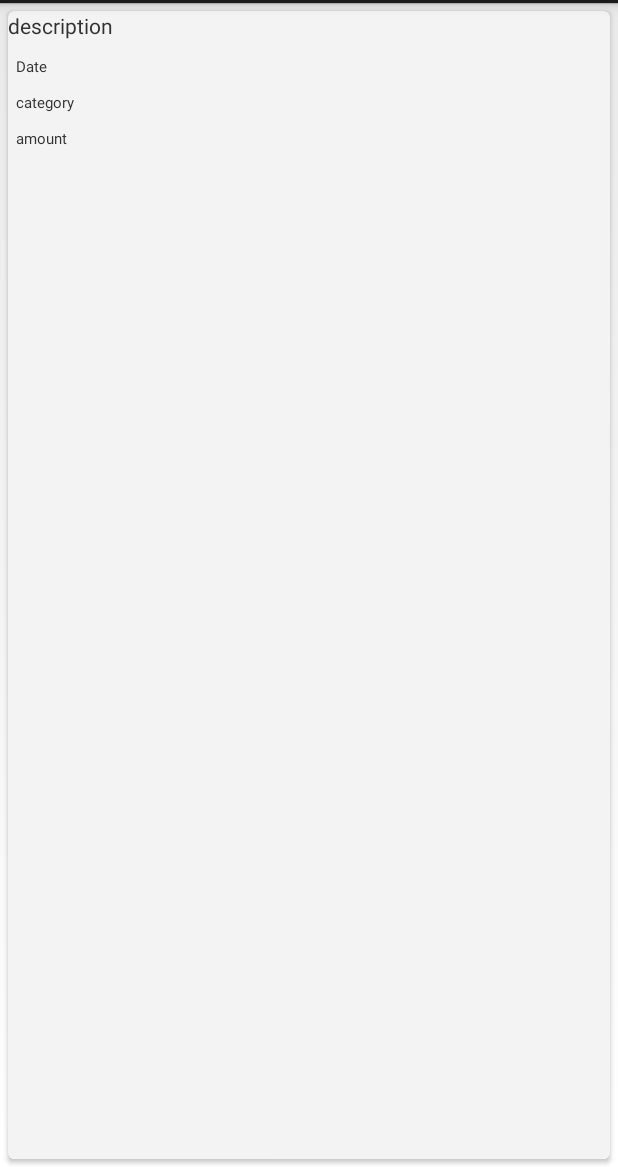
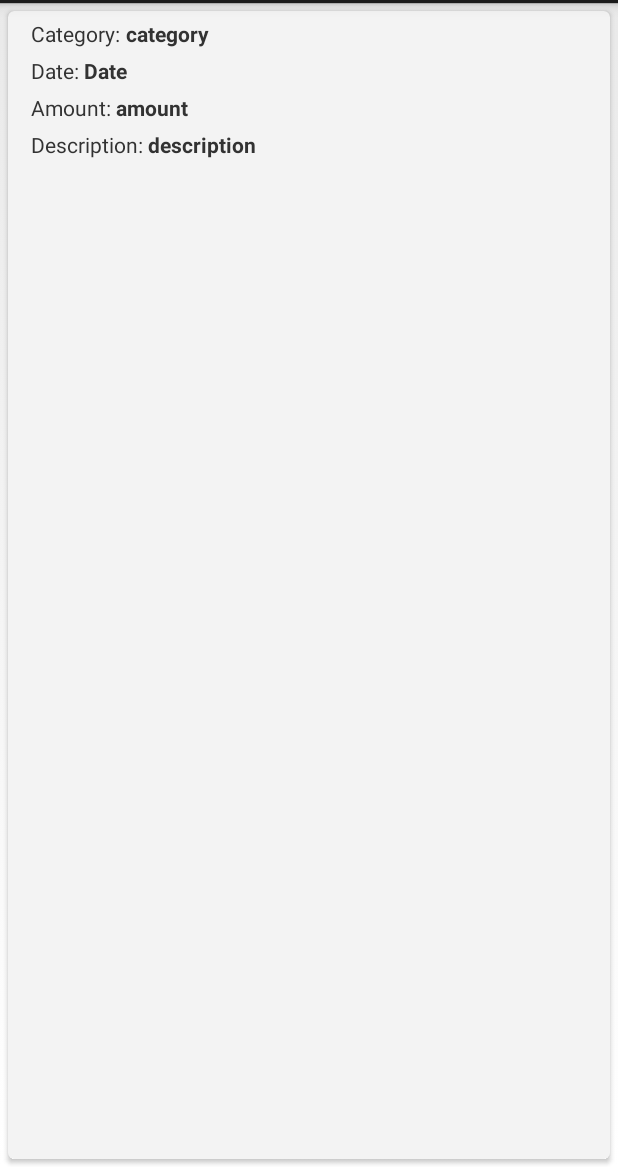
Before and after one commit to ImpulseControl/Tender, an Android app: the layout expense_cardview.xml on its own in the app's theme, with its tools: preview values and no code run, on a phone screen of 412 x 824 dp, the part 69-1236 px from its top. Run offline under Robolectric (Android 15) with nearby library versions, the phone set to English and light mode, and no system bars.

Commit message:
+ added some formatting to expense cards + made expense cards clickable, which will show/hide description, edit, and delete buttons - need to add edit and delete buttons

```diff
--- a/app/src/main/java/impulsecontrol/tender/ExpenseAdapter.java
+++ b/app/src/main/java/impulsecontrol/tender/ExpenseAdapter.java
@@ -1,12 +1,15 @@
 package impulsecontrol.tender;
 
+import android.support.v7.widget.CardView;
 import android.support.v7.widget.RecyclerView;
 import android.util.Log;
 import android.view.LayoutInflater;
 import android.view.View;
 import android.view.ViewGroup;
+import android.widget.LinearLayout;
 import android.widget.TextView;
 
+import java.text.SimpleDateFormat;
 import java.util.List;
 
 /**
@@ -32,9 +35,11 @@ public class ExpenseAdapter extends RecyclerView.Adapter<ExpenseAdapter.ExpenseV
     public void onBindViewHolder(ExpenseViewHolder expenseViewHolder, int i) {
         Expense e = expenseList.get(i);
         expenseViewHolder.vDescription.setText(e.getDescription());
-        expenseViewHolder.vDate.setText(e.getDate().toString());
+        String formattedDate = new SimpleDateFormat("dd-MM-yyyy").format(e.getDate());
+        expenseViewHolder.vDate.setText(formattedDate);
         expenseViewHolder.vCategory.setText(e.getCategory().getName());
         expenseViewHolder.vAmount.setText(e.getAmount().toString());
+        expenseViewHolder.descriptionLayout.setVisibility(LinearLayout.GONE);
     }
 
     @Override
@@ -52,13 +57,19 @@ public class ExpenseAdapter extends RecyclerView.Adapter<ExpenseAdapter.ExpenseV
         protected TextView vDescription;
         protected TextView vCategory;
         protected TextView vAmount;
+        protected CardView card;
+
+        protected LinearLayout descriptionLayout;
 
         public ExpenseViewHolder(View v) {
             super(v);
+            CardView card = (CardView) v.findViewById(R.id.expense_card_view);
             vDescription =  (TextView) v.findViewById(R.id.description);
             vDate = (TextView)  v.findViewById(R.id.date);
             vCategory = (TextView)  v.findViewById(R.id.category_type);
             vAmount = (TextView) v.findViewById(R.id.amount);
+            descriptionLayout = (LinearLayout) v.findViewById(R.id.description_layout);
         }
+
     }
 }
--- a/app/src/main/java/impulsecontrol/tender/MainActivity.java
+++ b/app/src/main/java/impulsecontrol/tender/MainActivity.java
@@ -13,6 +13,7 @@ import android.view.MenuItem;
 import android.view.View;
 import android.widget.AdapterView;
 import android.widget.ArrayAdapter;
+import android.widget.LinearLayout;
 import android.widget.ListView;
 
 import java.util.Arrays;
@@ -172,4 +173,14 @@ public class MainActivity extends Activity {
         mDrawerLayout.closeDrawer(mDrawerList);
     }
 
+    public void clickCard(View v) {
+        LinearLayout descriptionLayout = (LinearLayout) v.findViewById(R.id.description_layout);
+        if (descriptionLayout.getVisibility() == View.VISIBLE) {
+            descriptionLayout.setVisibility(LinearLayout.GONE);
+        } else if (descriptionLayout.getVisibility() == View.GONE) {
+            descriptionLayout.setVisibility(LinearLayout.VISIBLE);
+        }
+
+    }
+
 }
--- a/app/src/main/res/layout/expense_cardview.xml
+++ b/app/src/main/res/layout/expense_cardview.xml
@@ -5,50 +5,102 @@
     android:layout_width="match_parent"
     android:layout_margin="5dp"
     android:layout_gravity="center"
+    android:onClick="clickCard"
     android:layout_height="match_parent"
     card_view:cardCornerRadius="4dp">
 
-    <RelativeLayout
-        android:layout_width="match_parent"
-        android:layout_height="match_parent">
+    <LinearLayout xmlns:android="http://schemas.android.com/apk/res/android"
+        android:orientation="vertical"
+        android:layout_width="fill_parent"
+        android:layout_height="wrap_content">
 
+        <LinearLayout
+            android:orientation="horizontal"
+            android:layout_width="fill_parent"
+            android:layout_height="wrap_content"
+            android:layout_marginLeft="15dp"
+            android:layout_marginRight="15dp"
+            android:layout_marginTop="5dp">
+            <TextView
+                android:layout_width="wrap_content"
+                android:layout_height="wrap_content"
+                android:text="Category: "/>
+            <TextView
+                android:id="@+id/category_type"
+                android:layout_width="match_parent"
+                android:layout_height="match_parent"
+                android:text="category"
+                android:textSize="14dp"
+                android:textStyle="bold"/>
+        </LinearLayout>
+
+        <LinearLayout
+        android:orientation="horizontal"
+        android:layout_width="fill_parent"
+        android:layout_height="wrap_content"
+        android:layout_marginLeft="15dp"
+        android:layout_marginRight="15dp"
+        android:layout_marginTop="5dp">
         <TextView
-            android:id="@+id/description"
-            android:layout_width="match_parent"
-            android:layout_height="20dp"
-            android:text="description"
-            android:textSize="14dp"/>
-
+            android:layout_width="wrap_content"
+            android:layout_height="wrap_content"
+            android:text="Date: "/>
         <TextView
             android:id="@+id/date"
+            android:layout_width="match_parent"
+            android:layout_height="match_parent"
+            android:text="Date"
+            android:textSize="14dp"
+            android:textStyle="bold"
+            android:layout_below="@id/category_type"/>
+        </LinearLayout>
+
+        <LinearLayout
+        android:orientation="horizontal"
+        android:layout_width="fill_parent"
+        android:layout_height="wrap_content"
+        android:layout_marginLeft="15dp"
+        android:layout_marginRight="15dp"
+        android:layout_marginTop="5dp">
+        <TextView
             android:layout_width="wrap_content"
             android:layout_height="wrap_content"
-            android:text="Date"
-            android:textSize="10dp"
-            android:layout_below="@id/description"
-            android:layout_marginTop="10dp"
-            android:layout_marginLeft="5dp"/>
-
-        <TextView
-            android:id="@+id/category_type"
-            android:layout_width="wrap_content"
-            android:layout_height="wrap_content"
-            android:text="category"
-            android:textSize="10dp"
-            android:layout_below="@id/date"
-            android:layout_marginTop="10dp"
-            android:layout_marginLeft="5dp"/>
-
+            android:text="Amount: "/>
         <TextView
             android:id="@+id/amount"
-            android:layout_width="wrap_content"
+            android:layout_width="match_parent"
+            android:layout_height="match_parent"
+            android:text="amount"
+            android:textSize="14dp"
+            android:textStyle="bold"
+            android:layout_below="@id/date" />
+        </LinearLayout>
+
+
+
+        <LinearLayout
+            android:id="@+id/description_layout"
+            android:orientation="horizontal"
+            android:layout_width="fill_parent"
             android:layout_height="wrap_content"
-            android:text="amount"
-            android:textSize="10dp"
-            android:layout_below="@id/category_type"
-            android:layout_marginTop="10dp"
-            android:layout_marginLeft="5dp" />
+            android:layout_marginLeft="15dp"
+            android:layout_marginRight="15dp"
+            android:layout_marginTop="5dp"
+            android:layout_marginBottom="5dp">
+            <TextView
+                android:layout_width="wrap_content"
+                android:layout_height="wrap_content"
+                android:text="Description: "/>
+            <TextView
+                android:id="@+id/description"
+                android:layout_width="match_parent"
+                android:layout_height="match_parent"
+                android:text="description"
+                android:textSize="14dp"
+                android:textStyle="bold"
+                android:layout_below="@id/date"/>
+        </LinearLayout>
 
-    </RelativeLayout>
+    </LinearLayout>
 
 </android.support.v7.widget.CardView>
```
